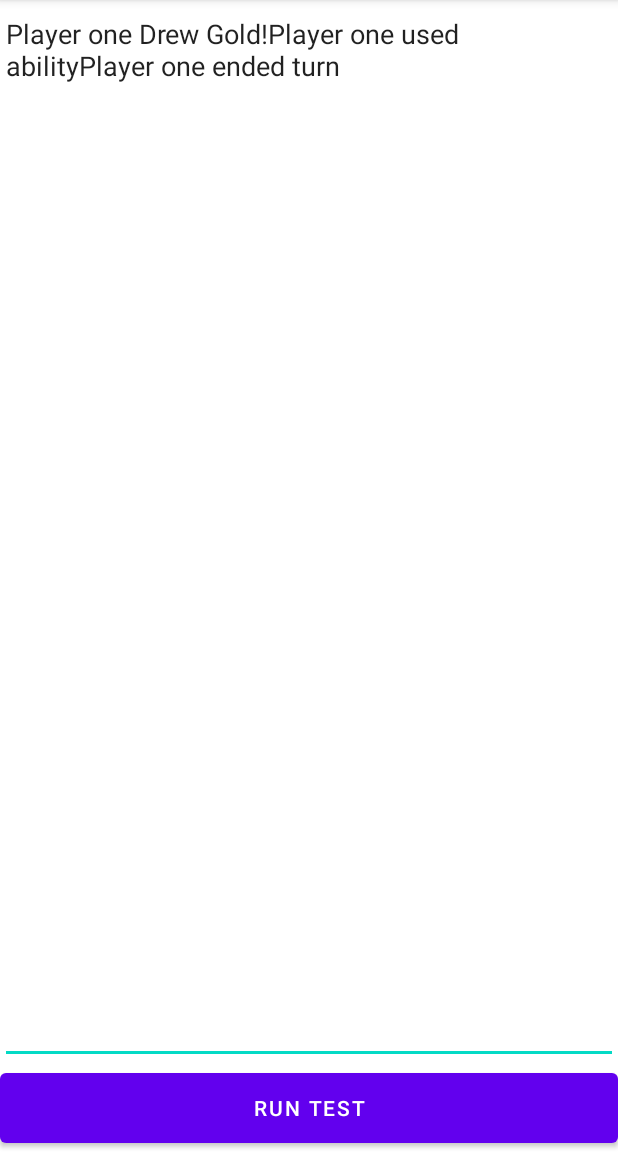
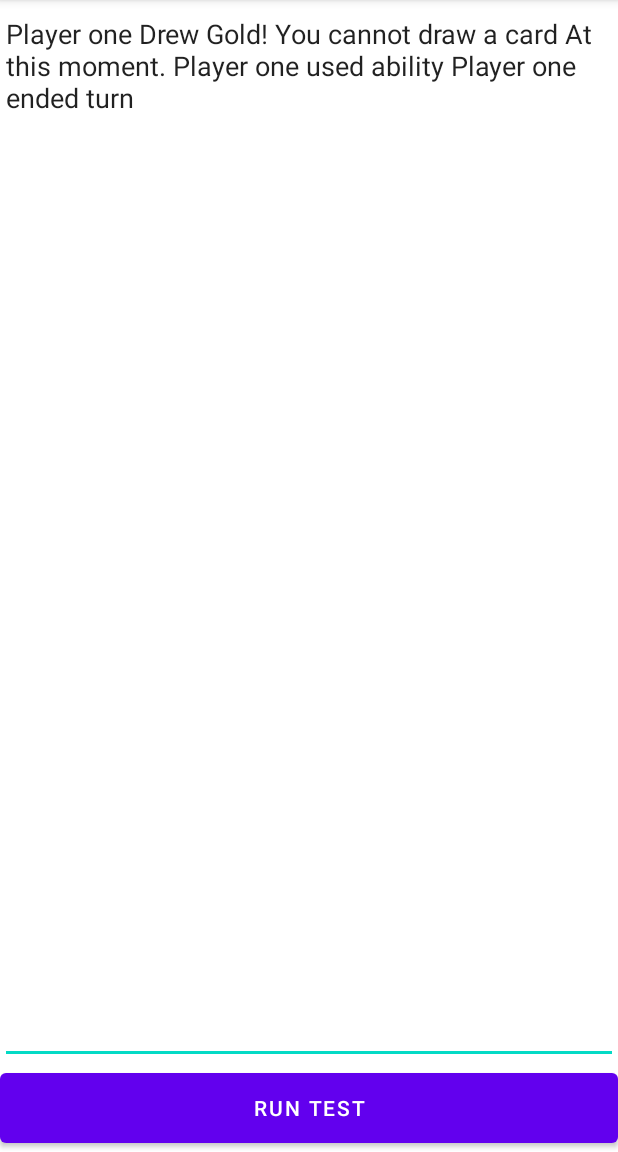
Before and after one commit to millers23/CS301-HW4, an Android app: the screen it shows after launch (MainActivity), after a tap on "RUN TEST", on a phone screen of 412 x 824 dp, the part 84-1236 px from its top. Run offline under Robolectric (Android 15) with nearby library versions, the phone set to English and light mode, and no system bars.

Commit message:
Most of Methods being called

```diff
--- a/app/src/main/java/com/example/gamestatehw/MainActivity.java
+++ b/app/src/main/java/com/example/gamestatehw/MainActivity.java
@@ -15,10 +15,10 @@ public class MainActivity extends AppCompatActivity {
         super.onCreate(savedInstanceState);
         setContentView(R.layout.activity_main);
 
+        GameState gameState = new GameState();
         Player player1 = new Player("player1");
 
 
-        GameState gameState = new GameState();
         TextView editText = (TextView)findViewById(R.id.edittext);
         Button buttonRunTest = (Button)findViewById(R.id.buttonRunTest);
         buttonRunTest.setOnClickListener(new View.OnClickListener() {
@@ -29,20 +29,37 @@ public class MainActivity extends AppCompatActivity {
                 GameState secondInstance = new GameState(firstInstance);
 
                 if(firstInstance.drawGold(player1)){
-                    editText.append("Player one Drew Gold!");
+                    editText.append("Player one Drew Gold! ");
+                }
+                else {
+                    editText.append("You cannot draw gold at this moment. ");
                 }
 
-                //if(firstInstance.removeDistrict(player1,)){
-                  //  editText.append("Player one removed district");
-                //}
-
-                if(firstInstance.useAbility(player1)){
-                    editText.append("Player one used ability");
+                if(firstInstance.drawCard(player1)){
+                    editText.append("Player one drew a card!");
+                }
+                else {
+                    editText.append("You cannot draw a card At this moment. ");
                 }
 
+               /* if(firstInstance.buildDistrict(player1,card1)){
+                    editText.append("Player One built district ");
+                }
+
+                if(firstInstance.removeDistrict(player1,card1)){
+                    editText.append("Player one removed district ");
+                }
+                */
+
+               if(firstInstance.useAbility(player1)){
+                    editText.append("Player one used ability ");
+               }
+
+
                 if(firstInstance.endTurn()){
-                    editText.append("Player one ended turn");
+                    editText.append("Player one ended turn ");
                 }
+
 
             }
         });
```
